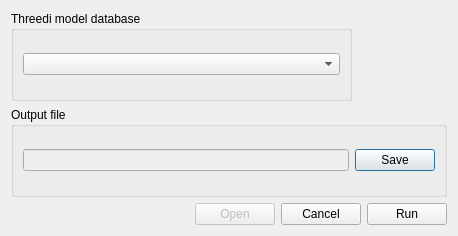
Before: the Qt Designer form tool_commands/schematisation_checker/view.ui in nens/threedi-results-analysis, drawn with Qt 5.
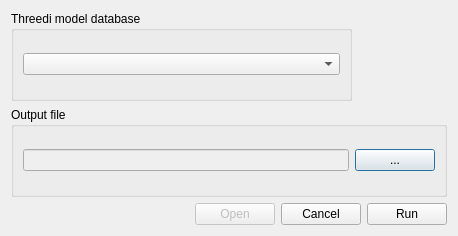
After: the same form once the commit is applied.

Commit message: Set text of save_file_location_button from 'Save' to '...'

```diff
--- a/tool_commands/schematisation_checker/view.ui
+++ b/tool_commands/schematisation_checker/view.ui
@@ -50,7 +50,7 @@
         <item>
          <widget class="QPushButton" name="save_file_location_button">
           <property name="text">
-           <string>Save</string>
+           <string>...</string>
           </property>
          </widget>
         </item>
```
The commit also changes 1 other file.
